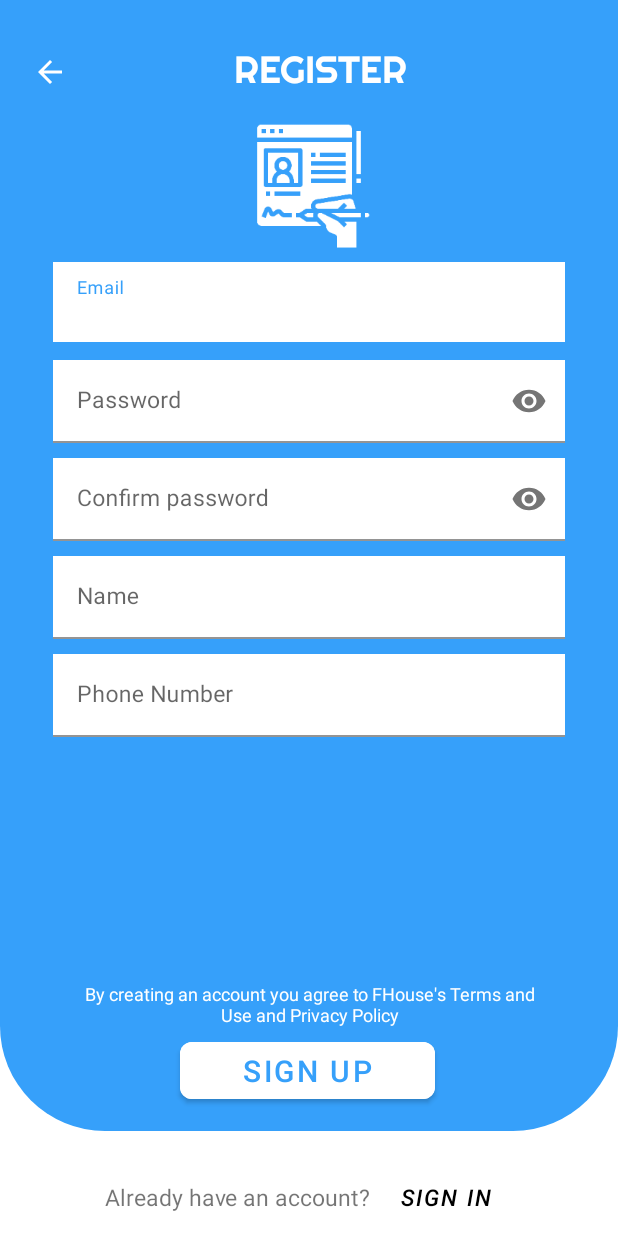
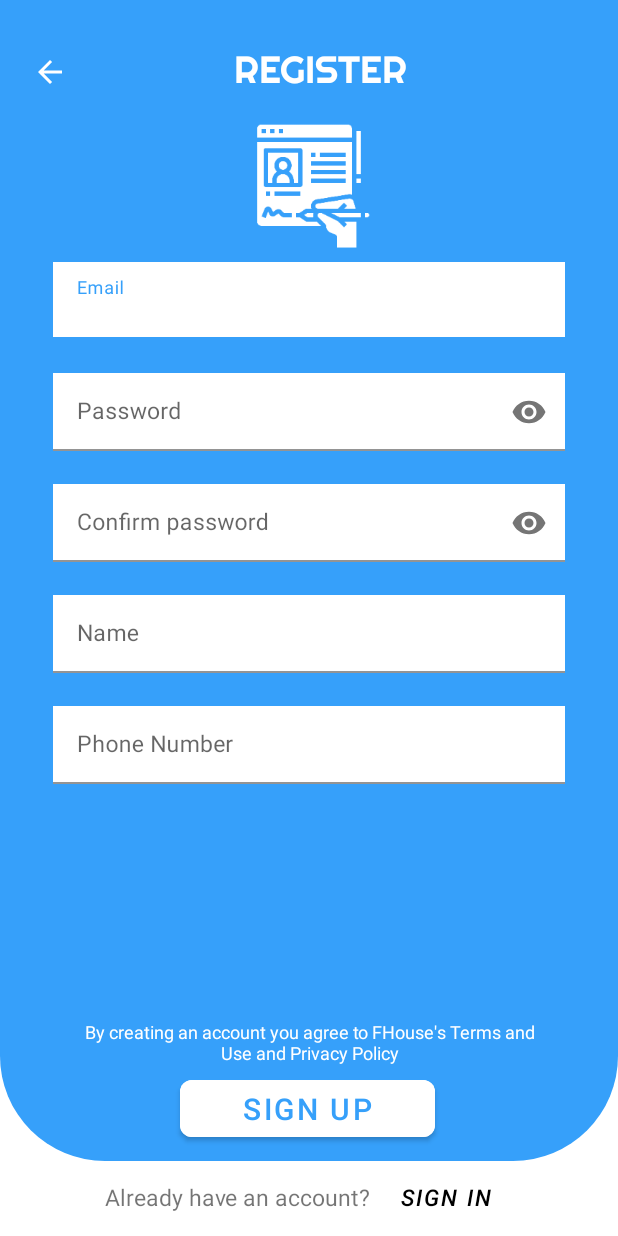
Before and after one commit to Babyze/FHouse, an Android app: the layout activity_sign_up.xml on its own in the app's theme, with its tools: preview values and no code run, on a phone screen of 412 x 824 dp. Run offline under Robolectric (Android 15) with nearby library versions, the phone set to English and light mode, and no system bars.

Commit message:
SignUp Feature: fix loi hien thi

```diff
--- a/app/src/main/java/com/habp/fhouse/ui/signup/SignUpActivity.java
+++ b/app/src/main/java/com/habp/fhouse/ui/signup/SignUpActivity.java
@@ -47,8 +47,8 @@ public class SignUpActivity extends AppCompatActivity implements SignUpContract.
     }
 
     public void clickToSignIn(View view) {
-        Intent intent = new Intent(this, SignIn.class);
-        startActivity(intent);
+//        Intent intent = new Intent(this, SignIn.class);
+//        startActivity(intent);
     }
 
     @Override
@@ -66,25 +66,30 @@ public class SignUpActivity extends AppCompatActivity implements SignUpContract.
     @Override
     public void onInvalidEmail(String message) {
         edtEmail.setError(message);
+        return;
     }
 
     @Override
     public void onInvalidPassword(String message) {
         edtPassword.setError(message);
+        return;
     }
 
     @Override
     public void onInvalidConfirmPassword(String message) {
         edtConfirmPsw.setError(message);
+        return;
     }
 
     @Override
     public void onInvalidName(String message) {
         edtName.setError(message);
+        return;
     }
 
     @Override
     public void onInvalidPhoneNumber(String message) {
         edtPhoneNumber.setError(message);
+        return;
     }
 }
--- a/app/src/main/java/com/habp/fhouse/ui/signup/SignUpPresenter.java
+++ b/app/src/main/java/com/habp/fhouse/ui/signup/SignUpPresenter.java
@@ -19,7 +19,7 @@ public class SignUpPresenter implements SignUpContract.Presenter {
             return;
         }
         if (!android.util.Patterns.EMAIL_ADDRESS.matcher(email).matches()) {
-            mView.onInvalidEmail("valid Email address");
+            mView.onInvalidEmail("Invalid Email address");
         }
         // Check Password
         if (password.length() < 6) {
@@ -37,12 +37,12 @@ public class SignUpPresenter implements SignUpContract.Presenter {
         }
         // Check name
         if (name.length() == 0) {
-            mView.onInvalidConfirmPassword("Name is required");
+            mView.onInvalidName("Name is required");
             return;
         }
         // Check phone number
         if (phoneNumber.length() != 10) {
-            mView.onInvalidConfirmPassword("Phone number is required. Has to be 10 numbers");
+            mView.onInvalidPhoneNumber("Phone number has to be 10 numbers");
             return;
         }
         firebaseAuthRepository.signUp(email, password, name, phoneNumber, isSuccess -> {
--- a/app/src/main/res/layout/activity_sign_up.xml
+++ b/app/src/main/res/layout/activity_sign_up.xml
@@ -10,7 +10,7 @@
         android:id="@+id/imageView10"
         android:layout_width="match_parent"
         android:layout_height="match_parent"
-        android:layout_marginBottom="70dp"
+        android:layout_marginBottom="50dp"
         app:layout_constraintBottom_toBottomOf="parent"
         app:layout_constraintEnd_toEndOf="parent"
         app:layout_constraintStart_toStartOf="parent"
@@ -59,7 +59,7 @@
         android:id="@+id/edtEmail"
         style="@style/Widget.MaterialComponents.TextInputLayout.FilledBox"
         android:layout_width="match_parent"
-        android:layout_height="65dp"
+        android:layout_height="74dp"
         android:layout_marginStart="35dp"
         android:layout_marginTop="5dp"
         android:layout_marginEnd="35dp"
@@ -69,7 +69,7 @@
 
         <com.google.android.material.textfield.TextInputEditText
             android:layout_width="match_parent"
-            android:layout_height="55dp"
+            android:layout_height="52dp"
             android:background="@color/white"
             android:hint="Email"
             android:inputType="textEmailAddress"
@@ -80,7 +80,7 @@
         android:id="@+id/edtPassword"
         style="@style/Widget.MaterialComponents.TextInputLayout.FilledBox"
         android:layout_width="match_parent"
-        android:layout_height="65dp"
+        android:layout_height="74dp"
         android:layout_marginStart="35dp"
         android:layout_marginEnd="35dp"
         app:layout_constraintEnd_toEndOf="parent"
@@ -90,7 +90,7 @@
 
         <com.google.android.material.textfield.TextInputEditText
             android:layout_width="match_parent"
-            android:layout_height="55dp"
+            android:layout_height="52dp"
             android:background="@color/white"
             android:hint="Password"
             android:textSize="15dp"
@@ -101,7 +101,7 @@
         android:id="@+id/edtConfirmPsw"
         style="@style/Widget.MaterialComponents.TextInputLayout.FilledBox"
         android:layout_width="match_parent"
-        android:layout_height="65dp"
+        android:layout_height="74dp"
         android:layout_marginStart="35dp"
         android:layout_marginEnd="35dp"
         app:layout_constraintEnd_toEndOf="parent"
@@ -111,7 +111,7 @@
 
         <com.google.android.material.textfield.TextInputEditText
             android:layout_width="match_parent"
-            android:layout_height="55dp"
+            android:layout_height="52dp"
             android:background="@color/white"
             android:hint="Confirm password"
             android:inputType="textPassword"
@@ -122,7 +122,7 @@
         android:id="@+id/edtName"
         style="@style/Widget.MaterialComponents.TextInputLayout.FilledBox"
         android:layout_width="match_parent"
-        android:layout_height="65dp"
+        android:layout_height="74dp"
         android:layout_marginStart="35dp"
         android:layout_marginEnd="35dp"
         app:layout_constraintEnd_toEndOf="parent"
@@ -131,7 +131,7 @@
 
         <com.google.android.material.textfield.TextInputEditText
             android:layout_width="match_parent"
-            android:layout_height="55dp"
+            android:layout_height="52dp"
             android:background="@color/white"
             android:hint="Name"
             android:textSize="15dp" />
@@ -141,7 +141,7 @@
         android:id="@+id/edtPhoneNumber"
         style="@style/Widget.MaterialComponents.TextInputLayout.FilledBox"
         android:layout_width="match_parent"
-        android:layout_height="65dp"
+        android:layout_height="74dp"
         android:layout_marginStart="35dp"
         android:layout_marginEnd="35dp"
         app:layout_constraintEnd_toEndOf="parent"
@@ -150,7 +150,7 @@
 
         <com.google.android.material.textfield.TextInputEditText
             android:layout_width="match_parent"
-            android:layout_height="55dp"
+            android:layout_height="52dp"
             android:background="@color/white"
             android:hint="Phone Number"
             android:inputType="number"
@@ -176,7 +176,7 @@
         android:id="@+id/btnSignUp"
         android:layout_width="170dp"
         android:layout_height="50dp"
-        android:layout_marginBottom="15dp"
+        android:layout_marginBottom="10dp"
         android:backgroundTint="@color/white"
         android:onClick="clickToSignUp"
         android:text="Sign Up"
```
